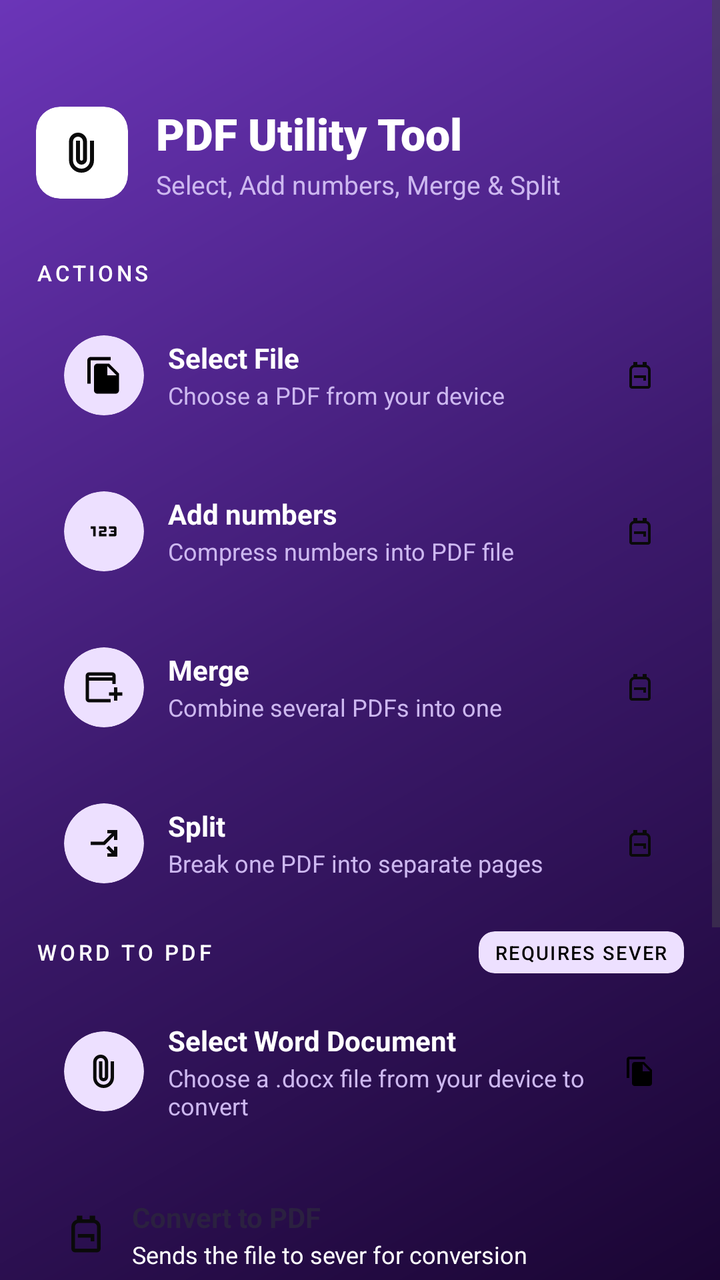
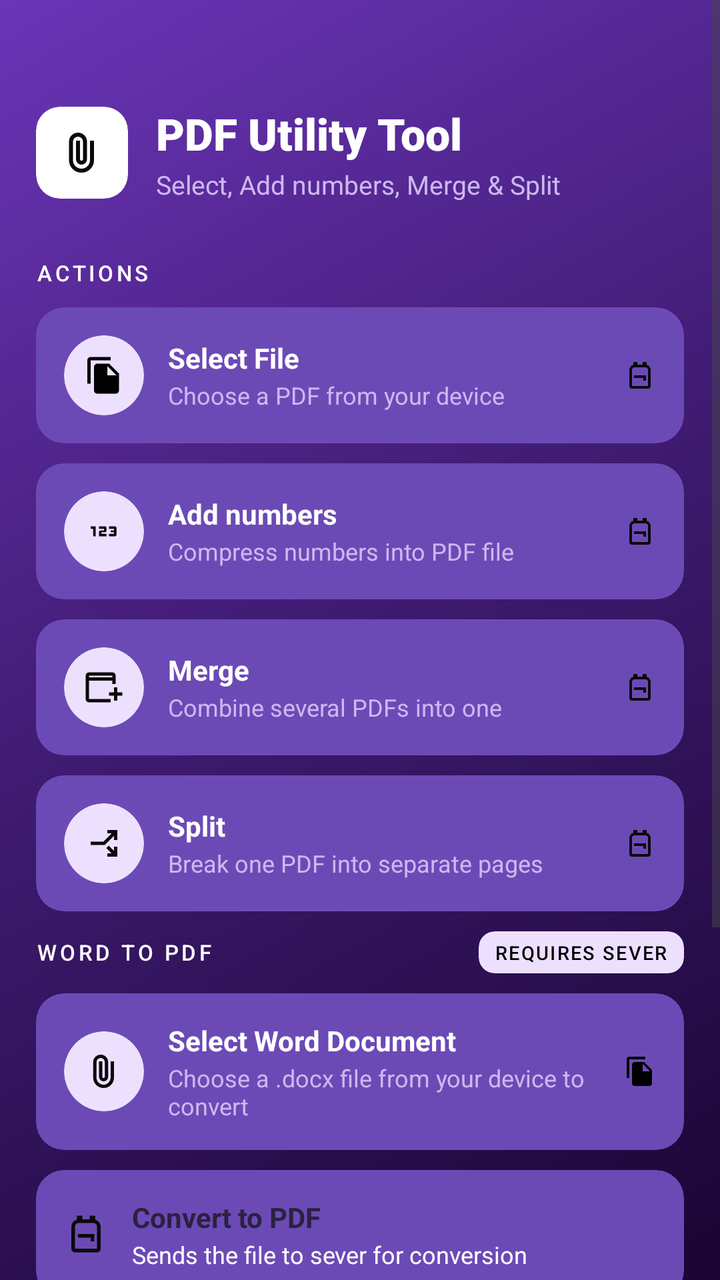

Two renders of the same Android screen: before a commit and after it. Below are the layout's source before the change and the commit's diff.
<!-- AndroidManifest.xml: application theme Theme.PDFUtilityApp -->
<!-- res/layout/activity_main.xml -->
<?xml version="1.0" encoding="utf-8"?>
<ScrollView xmlns:android="http://schemas.android.com/apk/res/android"
    xmlns:app="http://schemas.android.com/apk/res-auto"
    android:layout_width="match_parent"
    android:layout_height="match_parent"
    android:background="@drawable/bg_gradient"
    android:fillViewport="true">

    <LinearLayout
        android:layout_width="match_parent"
        android:layout_height="wrap_content"
        android:orientation="vertical"
        android:paddingStart="18dp"
        android:paddingEnd="18dp"
        android:paddingTop="52dp"
        android:paddingBottom="32dp">

        <LinearLayout
            android:layout_width="match_parent"
            android:layout_height="wrap_content"
            android:orientation="horizontal"
            android:gravity="center_vertical"
            android:layout_marginBottom="28dp">

            <androidx.cardview.widget.CardView
                android:layout_width="46dp"
                android:layout_height="46dp"
                app:cardCornerRadius="12dp"
                app:cardBackgroundColor="#ffffff"
                app:cardElevation="0dp">

                <ImageView
                    android:layout_width="24dp"
                    android:layout_height="24dp"
                    android:layout_gravity="center"
                    android:src="@drawable/ic_picture_as_pdf"
                    android:contentDescription="@null"/>
            </androidx.cardview.widget.CardView>

            <LinearLayout
                android:layout_width="0dp"
                android:layout_height="wrap_content"
                android:layout_weight="1"
                android:orientation="vertical"
                android:layout_marginStart="14dp">

                <TextView
                    android:layout_width="wrap_content"
                    android:layout_height="wrap_content"
                    android:text="PDF Utility Tool"
                    android:fontFamily="sans-serif-black"
                    android:textSize="22sp"
                    android:textColor="#ffffff"/>

                <TextView
                    android:layout_width="wrap_content"
                    android:layout_height="wrap_content"
                    android:text="Select, Add numbers, Merge &amp; Split"
                    android:textSize="13sp"
                    android:textColor="#CDB8F0"
                    android:layout_marginTop="2dp"/>
            </LinearLayout>
        </LinearLayout>

        <TextView
            android:layout_width="wrap_content"
            android:layout_height="wrap_content"
            android:text="ACTIONS"
            android:fontFamily="sans-serif-medium"
            android:textSize="11sp"
            android:textColor="#ffffff"
            android:letterSpacing="0.14"
            android:layout_marginBottom="10dp"/>

        <FrameLayout
            android:layout_width="match_parent"
            android:layout_height="wrap_content"
            android:layout_marginBottom="10dp">

            <androidx.cardview.widget.CardView
                android:layout_width="match_parent"
                android:layout_height="wrap_content"
                app:cardCornerRadius="14dp"
                app:cardBackgroundColor="@drawable/bg_gradient"
                app:cardElevation="0dp">

                <LinearLayout
                    android:id="@+id/btnSelect"
                    android:layout_width="match_parent"
                    android:layout_height="wrap_content"
                    android:orientation="horizontal"
                    android:gravity="center_vertical"
                    android:padding="14dp"
                    android:clickable="true"
                    android:focusable="true"
                    android:foreground="?android:attr/selectableItemBackground">

                    <androidx.cardview.widget.CardView
                        android:layout_width="40dp"
                        android:layout_height="40dp"
                        app:cardCornerRadius="20dp"
                        app:cardBackgroundColor="#EDE0FF"
                        app:cardElevation="0dp">

                        <ImageView
                            android:layout_width="20dp"
                            android:layout_height="20dp"
                            android:layout_gravity="center"
                            android:src="@drawable/ic_file_copy"
                            android:contentDescription="@null" />
                    </androidx.cardview.widget.CardView>

                    <LinearLayout
                        android:layout_width="0dp"
                        android:layout_height="wrap_content"
                        android:layout_weight="1"
                        android:orientation="vertical"
                        android:layout_marginStart="12dp">

                        <TextView
                            android:layout_width="wrap_content"
                            android:layout_height="wrap_content"
                            android:text="Select File"
                            android:textStyle="bold"
                            android:textSize="14sp"
                            android:textColor="#ffffff" />
                        <TextView
                            android:layout_width="wrap_content"
                            android:layout_height="wrap_content"
                            android:text="Choose a PDF from your device"
                            android:textSize="12sp"
                            android:textColor="#CDB8F0"
                            android:layout_marginTop="1dp"/>
                    </LinearLayout>

                    <ImageView
                        android:layout_width="16dp"
                        android:layout_height="16dp"
                        android:src="@drawable/ic_chevron_right"
                        android:contentDescription="@null" />
                </LinearLayout>
            </androidx.cardview.widget.CardView>

            <ImageView
                android:layout_width="14dp"
                android:layout_height="14dp"
                android:layout_gravity="top|end"
                android:contentDescription="@null" />
        </FrameLayout>

        <FrameLayout
            android:layout_width="match_parent"
            android:layout_height="wrap_content"
            android:layout_marginBottom="10dp">

            <androidx.cardview.widget.CardView
                android:layout_width="match_parent"
                android:layout_height="wrap_content"
                app:cardCornerRadius="14dp"
                app:cardBackgroundColor="@drawable/bg_gradient"
                app:cardElevation="0dp">

                <LinearLayout
                    android:id="@+id/btnCompressNo"
                    android:layout_width="match_parent"
                    android:layout_height="wrap_content"
                    android:orientation="horizontal"
                    android:gravity="center_vertical"
                    android:padding="14dp"
                    android:clickable="true"
                    android:focusable="true"
                    android:foreground="?android:attr/selectableItemBackground">

                    <androidx.cardview.widget.CardView
                        android:layout_width="40dp"
                        android:layout_height="40dp"
                        app:cardCornerRadius="20dp"
                        app:cardBackgroundColor="#EDE0FF"
                        app:cardElevation="0dp">

                        <ImageView
                            android:layout_width="20dp"
                            android:layout_height="20dp"
                            android:layout_gravity="center"
                            android:src="@drawable/ic_compress"
                            android:contentDescription="@null" />
                    </androidx.cardview.widget.CardView>

                    <LinearLayout
                        android:layout_width="0dp"
                        android:layout_height="wrap_content"
                        android:layout_weight="1"
                        android:orientation="vertical"
                        android:layout_marginStart="12dp">

                        <TextView
                            android:layout_width="wrap_content"
                            android:layout_height="wrap_content"
                            android:text="Add numbers"
                            android:textStyle="bold"
                            android:textSize="14sp"
                            android:textColor="#ffffff" />
                        <TextView
                            android:layout_width="wrap_content"
                            android:layout_height="wrap_content"
                            android:text="Compress numbers into PDF file"
                            android:textSize="12sp"
                            android:textColor="#CDB8F0"
                            android:layout_marginTop="1dp"/>
                    </LinearLayout>

                    <ImageView
                        android:layout_width="16dp"
                        android:layout_height="16dp"
                        android:src="@drawable/ic_chevron_right"
                        android:contentDescription="@null" />
                </LinearLayout>
            </androidx.cardview.widget.CardView>

            <ImageView
                android:layout_width="14dp"
                android:layout_height="14dp"
                android:layout_gravity="top|end"
                android:contentDescription="@null" />
        </FrameLayout>

        <FrameLayout
            android:layout_width="match_parent"
            android:layout_height="wrap_content"
            android:layout_marginBottom="10dp">

            <androidx.cardview.widget.CardView
                android:layout_width="match_parent"
                android:layout_height="wrap_content"
                app:cardCornerRadius="14dp"
                app:cardBackgroundColor="@drawable/bg_gradient"
                app:cardElevation="0dp">

                <LinearLayout
                    android:id="@+id/btnMerge"
                    android:layout_width="match_parent"
                    android:layout_height="wrap_content"
                    android:orientation="horizontal"
                    android:gravity="center_vertical"
                    android:padding="14dp"
                    android:clickable="true"
                    android:focusable="true"
                    android:foreground="?android:attr/selectableItemBackground">

                    <androidx.cardview.widget.CardView
                        android:layout_width="40dp"
                        android:layout_height="40dp"
                        app:cardCornerRadius="20dp"
                        app:cardBackgroundColor="#EDE0FF"
                        app:cardElevation="0dp">

                        <ImageView
                            android:layout_width="20dp"
                            android:layout_height="20dp"
                            android:layout_gravity="center"
                            android:src="@drawable/ic_merge_type"
                            android:contentDescription="@null" />
                    </androidx.cardview.widget.CardView>

                    <LinearLayout
                        android:layout_width="0dp"
                        android:layout_height="wrap_content"
                        android:layout_weight="1"
                        android:orientation="vertical"
                        android:layout_marginStart="12dp">

                        <TextView
                            android:layout_width="wrap_content"
                            android:layout_height="wrap_content"
                            android:text="Merge"
                            android:textStyle="bold"
                            android:textSize="14sp"
                            android:textColor="#ffffff"/>
                        <TextView
                            android:layout_width="wrap_content"
                            android:layout_height="wrap_content"
                            android:text="Combine several PDFs into one"
                            android:textSize="12sp"
                            android:textColor="#CDB8F0"
                            android:layout_marginTop="1dp"/>
                    </LinearLayout>

                    <ImageView
                        android:layout_width="16dp"
                        android:layout_height="16dp"
                        android:src="@drawable/ic_chevron_right"
                        android:contentDescription="@null" />
                </LinearLayout>
            </androidx.cardview.widget.CardView>

            <ImageView
                android:layout_width="14dp"
                android:layout_height="14dp"
                android:layout_gravity="top|end"
                android:contentDescription="@null" />
        </FrameLayout>

        <FrameLayout
            android:layout_width="match_parent"
            android:layout_height="wrap_content"
            android:layout_marginBottom="10dp">

            <androidx.cardview.widget.CardView
                android:layout_width="match_parent"
                android:layout_height="wrap_content"
                app:cardCornerRadius="14dp"
                app:cardBackgroundColor="@drawable/bg_gradient"
                app:cardElevation="0dp">

                <LinearLayout
                    android:id="@+id/btnSplit"
                    android:layout_width="match_parent"
                    android:layout_height="wrap_content"
                    android:orientation="horizontal"
                    android:gravity="center_vertical"
                    android:padding="14dp"
                    android:clickable="true"
                    android:focusable="true"
                    android:foreground="?android:attr/selectableItemBackground">

                    <androidx.cardview.widget.CardView
                        android:layout_width="40dp"
                        android:layout_height="40dp"
                        app:cardCornerRadius="20dp"
                        app:cardBackgroundColor="#EDE0FF"
                        app:cardElevation="0dp">

                        <ImageView
                            android:layout_width="20dp"
                            android:layout_height="20dp"
                            android:layout_gravity="center"
                            android:src="@drawable/ic_content_cut"
                            android:contentDescription="@null" />
                    </androidx.cardview.widget.CardView>

                    <LinearLayout
                        android:layout_width="0dp"
                        android:layout_height="wrap_content"
                        android:layout_weight="1"
                        android:orientation="vertical"
                        android:layout_marginStart="12dp">

                        <TextView
                            android:layout_width="wrap_content"
                            android:layout_height="wrap_content"
                            android:text="Split"
                            android:textStyle="bold"
                            android:textSize="14sp"
                            android:textColor="#ffffff" />
                        <TextView
                            android:layout_width="wrap_content"
                            android:layout_height="wrap_content"
                            android:text="Break one PDF into separate pages"
                            android:textSize="12sp"
                            android:textColor="#CDB8F0"
                            android:layout_marginTop="1dp"/>
                    </LinearLayout>

                    <ImageView
                        android:layout_width="16dp"
                        android:layout_height="16dp"
                        android:src="@drawable/ic_chevron_right"
                        android:contentDescription="@null" />
                </LinearLayout>
            </androidx.cardview.widget.CardView>

            <ImageView
                android:layout_width="14dp"
                android:layout_height="14dp"
                android:layout_gravity="top|end"
                android:contentDescription="@null" />
        </FrameLayout>

        <LinearLayout
            android:layout_width="match_parent"
            android:layout_height="wrap_content"
            android:orientation="horizontal"
            android:gravity="center_vertical"
            android:layout_marginBottom="10dp">

            <TextView
                android:layout_width="0dp"
                android:layout_height="wrap_content"
                android:layout_weight="1"
                android:text="WORD TO PDF"
                android:fontFamily="sans-serif-medium"
                android:textSize="11sp"
                android:textColor="#ffffff"
                android:letterSpacing="0.14" />

            <androidx.cardview.widget.CardView
                android:layout_width="wrap_content"
                android:layout_height="wrap_content"
                app:cardCornerRadius="8dp"
                app:cardBackgroundColor="#EDE0FF"
                app:cardElevation="0dp">

                <TextView
                    android:layout_width="wrap_content"
                    android:layout_height="wrap_content"
                    android:text="REQUIRES SEVER"
                    android:textSize="9.5sp"
                    android:textColor="@color/black"
                    android:fontFamily="sans-serif-medium"
                    android:letterSpacing="0.08"
                    android:paddingHorizontal="8dp"
                    android:paddingVertical="4dp" />
            </androidx.cardview.widget.CardView>
        </LinearLayout>

        <FrameLayout
            android:layout_width="match_parent"
            android:layout_height="wrap_content"
            android:layout_marginBottom="10dp">

            <androidx.cardview.widget.CardView
                android:layout_width="match_parent"
                android:layout_height="wrap_content"
                app:cardCornerRadius="14dp"
                app:cardBackgroundColor="@drawable/bg_gradient"
                app:cardElevation="0dp">

                <LinearLayout
                    android:id="@+id/btnSelectWord"
                    android:layout_width="match_parent"
                    android:layout_height="wrap_content"
                    android:orientation="horizontal"
                    android:gravity="center_vertical"
                    android:padding="14dp"
                    android:clickable="true"
                    android:focusable="true"
                    android:foreground="?android:attr/selectableItemBackground">

                    <androidx.cardview.widget.CardView
                        android:layout_width="40dp"
                        android:layout_height="40dp"
                        app:cardCornerRadius="20dp"
                        app:cardBackgroundColor="#EDE0FF"
                        app:cardElevation="0dp">

                        <ImageView
                            android:layout_width="20dp"
                            android:layout_height="20dp"
                            android:layout_gravity="center"
                            android:src="@drawable/ic_picture_as_pdf"
                            android:contentDescription="@null" />
                    </androidx.cardview.widget.CardView>

                    <LinearLayout
                        android:layout_width="0dp"
                        android:layout_height="wrap_content"
                        android:layout_weight="1"
                        android:orientation="vertical"
                        android:layout_marginStart="12dp">

                        <TextView
                            android:layout_width="wrap_content"
                            android:layout_height="wrap_content"
                            android:text="Select Word Document"
                            android:textStyle="bold"
                            android:textSize="14sp"
                            android:textColor="#ffffff"/>
                        <TextView
                            android:layout_width="wrap_content"
                            android:layout_height="wrap_content"
                            android:text="Choose a .docx file from your device to convert"
                            android:textSize="12sp"
                            android:textColor="#CDB8F0"
                            android:layout_marginTop="1dp"/>
                    </LinearLayout>

                    <ImageView
                        android:layout_width="16dp"
                        android:layout_height="16dp"
                        android:src="@drawable/ic_file_copy"
                        android:contentDescription="@null" />
                </LinearLayout>
            </androidx.cardview.widget.CardView>

            <ImageView
                android:layout_width="14dp"
                android:layout_height="14dp"
                android:layout_gravity="top|end"
                android:contentDescription="@null" />
        </FrameLayout>

        <androidx.cardview.widget.CardView
            android:id="@+id/btnConvertWord"
            android:layout_width="match_parent"
            android:layout_height="wrap_content"
            app:cardCornerRadius="14dp"
            app:cardBackgroundColor="@drawable/bg_gradient"
            app:cardElevation="0dp"
            android:layout_marginBottom="20dp"
            android:clickable="true"
            android:focusable="true"
            android:foreground="?android:attr/selectableItemBackground">
            
            <LinearLayout
                android:layout_width="match_parent"
                android:layout_height="wrap_content"
                android:orientation="horizontal"
                android:gravity="center_vertical"
                android:padding="14dp">

                <ImageView
                    android:layout_width="22dp"
                    android:layout_height="22dp"
                    android:src="@drawable/ic_chevron_right"
                    android:contentDescription="@null" />

                <LinearLayout
                    android:layout_width="0dp"
                    android:layout_height="wrap_content"
                    android:layout_weight="1"
                    android:orientation="vertical"
                    android:layout_marginStart="12dp">
                    
                    <TextView
                        android:layout_width="wrap_content"
                        android:layout_height="wrap_content"
                        android:text="Convert to PDF"
                        android:textStyle="bold"
                        android:textColor="#2b2140"
                        android:textSize="14sp"/>

                    <TextView
                        android:layout_width="wrap_content"
                        android:layout_height="wrap_content"
                        android:text="Sends the file to sever for conversion"
                        android:textSize="12sp"
                        android:textColor="#ffffff"
                        android:layout_marginTop="1dp" />

                </LinearLayout>
            </LinearLayout>
        </androidx.cardview.widget.CardView>

        <FrameLayout
            android:layout_width="match_parent"
            android:layout_height="wrap_content"
            android:layout_marginBottom="10dp">

            <androidx.cardview.widget.CardView
                android:layout_width="match_parent"
                android:layout_height="wrap_content"
                app:cardCornerRadius="12dp"
                app:cardBackgroundColor="#EDE0FF"
                app:cardElevation="0dp">

                <LinearLayout
                    android:layout_width="match_parent"
                    android:layout_height="wrap_content"
                    android:orientation="horizontal"
                    android:gravity="top"
                    android:padding="14dp">

                    <ImageView
                        android:layout_width="18dp"
                        android:layout_height="18dp"
                        android:src="@drawable/ic_warning"
                        android:layout_marginEnd="10dp"
                        android:layout_marginTop="1dp"
                        android:contentDescription="@null" />

                    <TextView
                        android:layout_width="0dp"
                        android:layout_height="wrap_content"
                        android:layout_weight="1"
                        android:text="Download or save your files after splitting, before continue. Split pages aren't kept once you leave this screen."
                        android:textSize="12.5sp"
                        android:textColor="#633806"
                        android:lineSpacingMultiplier="1.35" />
                </LinearLayout>
            </androidx.cardview.widget.CardView>

            <ImageView
                android:layout_width="14dp"
                android:layout_height="14dp"
                android:layout_gravity="top|end"
                android:contentDescription="@null" />
        </FrameLayout>

        <TextView
            android:layout_width="wrap_content"
            android:layout_height="wrap_content"
            android:text="RESULT"
            android:fontFamily="sans-serif-medium"
            android:textSize="11sp"
            android:textColor="#ffffff"
            android:letterSpacing="0.14"
            android:layout_marginBottom="10dp" />

        <FrameLayout
            android:layout_width="match_parent"
            android:layout_height="wrap_content">

            <androidx.cardview.widget.CardView
                android:id="@+id/cardResult"
                android:layout_width="match_parent"
                android:layout_height="wrap_content"
                app:cardCornerRadius="14dp"
                app:cardBackgroundColor="#ffffff"
                app:cardElevation="0dp">

                <LinearLayout
                    android:layout_width="match_parent"
                    android:layout_height="wrap_content"
                    android:orientation="vertical"
                    android:padding="16dp">

                    <TextView
                        android:id="@+id/tvResult"
                        android:layout_width="match_parent"
                        android:layout_height="wrap_content"
                        android:text="Run an action above to see results here"
                        android:textSize="13sp"
                        android:textColor="#CDB8F0" />
                    
                    <HorizontalScrollView
                        android:layout_width="match_parent"
                        android:layout_height="wrap_content"
                        android:scrollbars="none">
                        
                        <LinearLayout
                            android:id="@+id/layoutSplitPages"
                            android:orientation="horizontal"
                            android:layout_width="wrap_content"
                            android:layout_height="wrap_content"
                            android:layout_marginTop="12dp" />
                    </HorizontalScrollView>
                </LinearLayout>
            </androidx.cardview.widget.CardView>

            <ImageView
                android:layout_width="14dp"
                android:layout_height="14dp"
                android:layout_gravity="top|end"
                android:contentDescription="@null" />
        </FrameLayout>
    </LinearLayout>

</ScrollView>
<!-- resources referenced by this layout -->
<resources>
  <color name="black">#FF000000</color>
  <!-- drawable bg_gradient (drawable) -->
  <?xml version="1.0" encoding="utf-8"?>
  <shape xmlns:android="http://schemas.android.com/apk/res/android">
      <gradient
          android:startColor="#1A0533"
          android:centerColor="#3D1A6E"
          android:endColor="#6B35B8"
          android:angle="135"
          android:type="linear"/>
  
  </shape>
  <!-- drawable ic_compress (drawable) -->
  <vector xmlns:android="http://schemas.android.com/apk/res/android" android:autoMirrored="true" android:height="24dp" android:tint="#0A0A0A" android:viewportHeight="960" android:viewportWidth="960" android:width="24dp">
        
      <path android:fillColor="@android:color/white" android:pathData="M220,600L220,420L160,420L160,360L280,360L280,600L220,600ZM360,600L360,500Q360,483 371.5,471.5Q383,460 400,460L480,460L480,420L360,420L360,360L500,360Q517,360 528.5,371.5Q540,383 540,400L540,460Q540,477 528.5,488.5Q517,500 500,500L420,500L420,540L540,540L540,600L360,600ZM600,600L600,540L720,540L720,500L640,500L640,460L720,460L720,420L600,420L600,360L740,360Q757,360 768.5,371.5Q780,383 780,400L780,560Q780,577 768.5,588.5Q757,600 740,600L600,600Z"/>
      
  </vector>
  <!-- drawable ic_content_cut (drawable) -->
  <vector xmlns:android="http://schemas.android.com/apk/res/android" android:autoMirrored="true" android:height="24dp" android:tint="#0A0A0A" android:viewportHeight="960" android:viewportWidth="960" android:width="24dp">
        
      <path android:fillColor="@android:color/white" android:pathData="M160,520L160,440L464,440L664,240L560,240L560,160L800,160L800,400L720,400L720,296L496,520L160,520ZM560,800L560,720L664,720L536,594L594,536L720,664L720,560L800,560L800,800L560,800Z"/>
      
  </vector>
  <!-- drawable ic_file_copy (drawable) -->
  <vector xmlns:android="http://schemas.android.com/apk/res/android"
      android:height="24dp"
      android:tint="#000000"
      android:viewportHeight="24"
      android:viewportWidth="24"
      android:width="24dp">
        
      <path
          android:fillColor="@android:color/white"
          android:pathData="M16,1L4,1c-1.1,0 -2,0.9 -2,2v14h2L4,3h12L16,1zM15,5l6,6v10c0,1.1 -0.9,2 -2,2L7.99,23C6.89,23 6,22.1 6,21l0.01,-14c0,-1.1 0.89,-2 1.99,-2h7zM14,12h5.5L14,6.5L14,12z"/>
      
  </vector>
  <!-- drawable ic_picture_as_pdf (drawable) -->
  <vector xmlns:android="http://schemas.android.com/apk/res/android" android:autoMirrored="true" android:height="24dp" android:tint="#0A0A0A" android:viewportHeight="960" android:viewportWidth="960" android:width="24dp">
        
      <path android:fillColor="@android:color/white" android:pathData="M720,630Q720,734 647,807Q574,880 470,880Q366,880 293,807Q220,734 220,630L220,260Q220,185 272.5,132.5Q325,80 400,80Q475,80 527.5,132.5Q580,185 580,260L580,610Q580,656 548,688Q516,720 470,720Q424,720 392,688Q360,656 360,610L360,240L440,240L440,610Q440,623 448.5,631.5Q457,640 470,640Q483,640 491.5,631.5Q500,623 500,610L500,260Q499,218 470.5,189Q442,160 400,160Q358,160 329,189Q300,218 300,260L300,630Q299,701 349,750.5Q399,800 470,800Q540,800 589,750.5Q638,701 640,630L640,240L720,240L720,630Z"/>
      
  </vector>
  <style name="Theme.PDFUtilityApp" parent="Base.Theme.PDFUtilityApp" />
  <style name="Base.Theme.PDFUtilityApp" parent="Theme.Material3.DayNight.NoActionBar">
          
          
      </style>
  <!-- unchanged entries left out for length: 3 -->
</resources>

<!-- the commit's change to res/layout/activity_main.xml (unified diff, before → after) -->
@@ -81,7 +81,7 @@
                 android:layout_width="match_parent"
                 android:layout_height="wrap_content"
                 app:cardCornerRadius="14dp"
-                app:cardBackgroundColor="@drawable/bg_gradient"
+                app:cardBackgroundColor="#6c4ab6"
                 app:cardElevation="0dp">
 
                 <LinearLayout
@@ -157,7 +157,7 @@
                 android:layout_width="match_parent"
                 android:layout_height="wrap_content"
                 app:cardCornerRadius="14dp"
-                app:cardBackgroundColor="@drawable/bg_gradient"
+                app:cardBackgroundColor="#6c4ab6"
                 app:cardElevation="0dp">
 
                 <LinearLayout
@@ -233,7 +233,7 @@
                 android:layout_width="match_parent"
                 android:layout_height="wrap_content"
                 app:cardCornerRadius="14dp"
-                app:cardBackgroundColor="@drawable/bg_gradient"
+                app:cardBackgroundColor="#6c4ab6"
                 app:cardElevation="0dp">
 
                 <LinearLayout
@@ -309,7 +309,7 @@
                 android:layout_width="match_parent"
                 android:layout_height="wrap_content"
                 app:cardCornerRadius="14dp"
-                app:cardBackgroundColor="@drawable/bg_gradient"
+                app:cardBackgroundColor="#6c4ab6"
                 app:cardElevation="0dp">
 
                 <LinearLayout
@@ -422,7 +422,7 @@
                 android:layout_width="match_parent"
                 android:layout_height="wrap_content"
                 app:cardCornerRadius="14dp"
-                app:cardBackgroundColor="@drawable/bg_gradient"
+                app:cardBackgroundColor="#6c4ab6"
                 app:cardElevation="0dp">
 
                 <LinearLayout
@@ -494,7 +494,7 @@
             android:layout_width="match_parent"
             android:layout_height="wrap_content"
             app:cardCornerRadius="14dp"
-            app:cardBackgroundColor="@drawable/bg_gradient"
+            app:cardBackgroundColor="#6c4ab6"
             app:cardElevation="0dp"
             android:layout_marginBottom="20dp"
             android:clickable="true"
